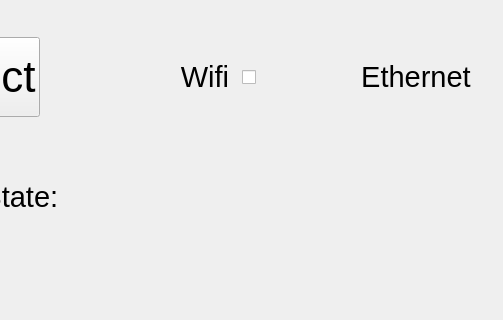
First picture: the form in ui/Create3Widget.ui, repository kipr/botui, before the edit; both pictures show x 297 to 800 and y 0 to 320 of the 800 by 480 pixel window.
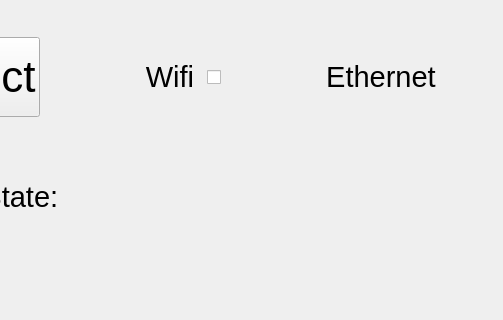
Second picture: the form after the edit. Icons and pictures are not drawn. Custom widgets are drawn as their Qt base class.

Patch:
```diff
--- a/ui/Create3Widget.ui
+++ b/ui/Create3Widget.ui
@@ -68,6 +68,12 @@
           <property name="spacing">
            <number>7</number>
           </property>
+          <property name="leftMargin">
+           <number>0</number>
+          </property>
+          <property name="rightMargin">
+           <number>35</number>
+          </property>
           <item>
            <widget class="QLabel" name="wifiToggleLabel">
             <property name="minimumSize">
```
